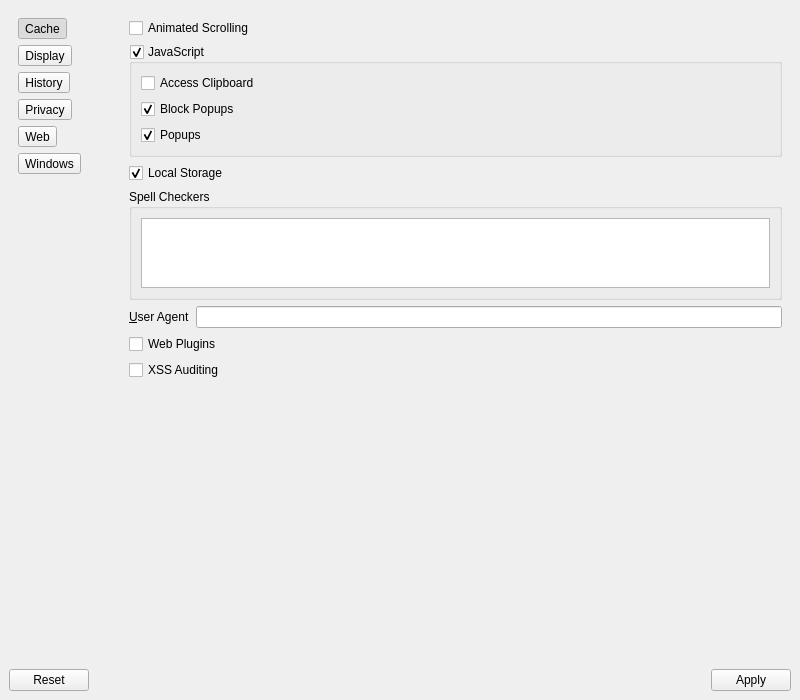
The window that 2.x/UI/dooble_settings.ui (textbrowser/dooble) describes before a commit, drawn with Qt 5.
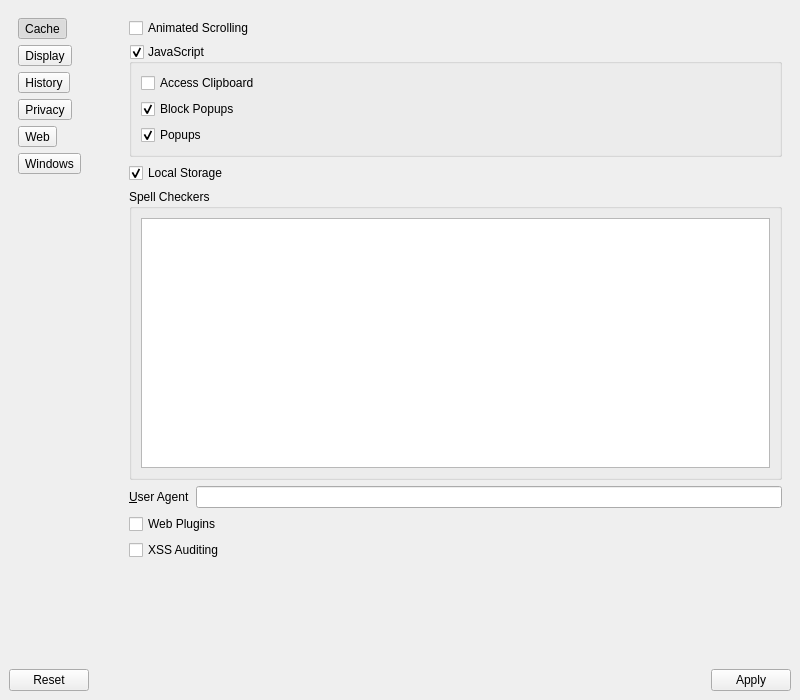
The same window after the commit. The open tabs and pages were chosen to show the change. Icons and pictures are not drawn.

Commit message: Spell checkers.

The edit to the form file:
```diff
--- a/2.x/UI/dooble_settings.ui
+++ b/2.x/UI/dooble_settings.ui
@@ -1154,7 +1154,14 @@
             </property>
             <layout class="QVBoxLayout" name="verticalLayout_14">
              <item>
-              <widget class="QListWidget" name="dictionaries"/>
+              <widget class="QListWidget" name="dictionaries">
+               <property name="minimumSize">
+                <size>
+                 <width>0</width>
+                 <height>250</height>
+                </size>
+               </property>
+              </widget>
              </item>
             </layout>
            </widget>
```
The commit also changes 1 other file.
